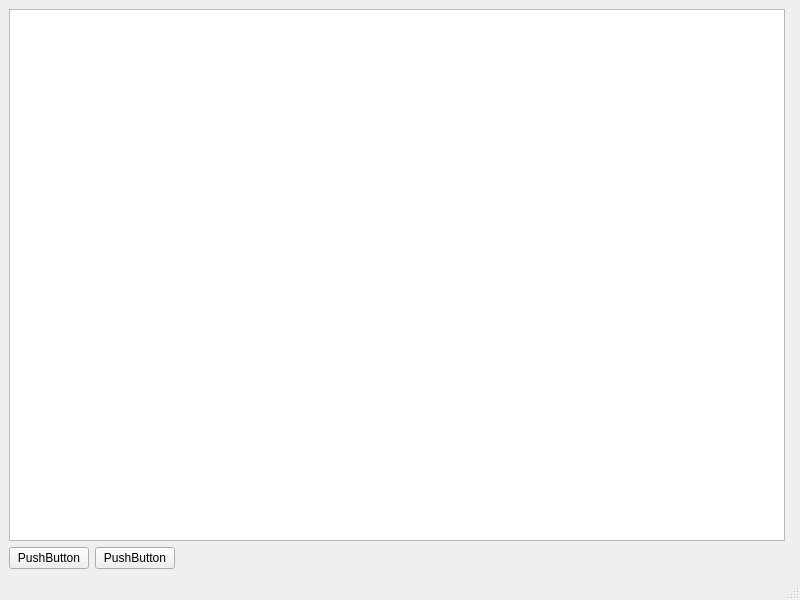
Before: the Qt Designer form Worksheet6/VRBaseStation/mainwindow.ui in v1nc3ntn/2025_20657524, drawn with Qt 5.
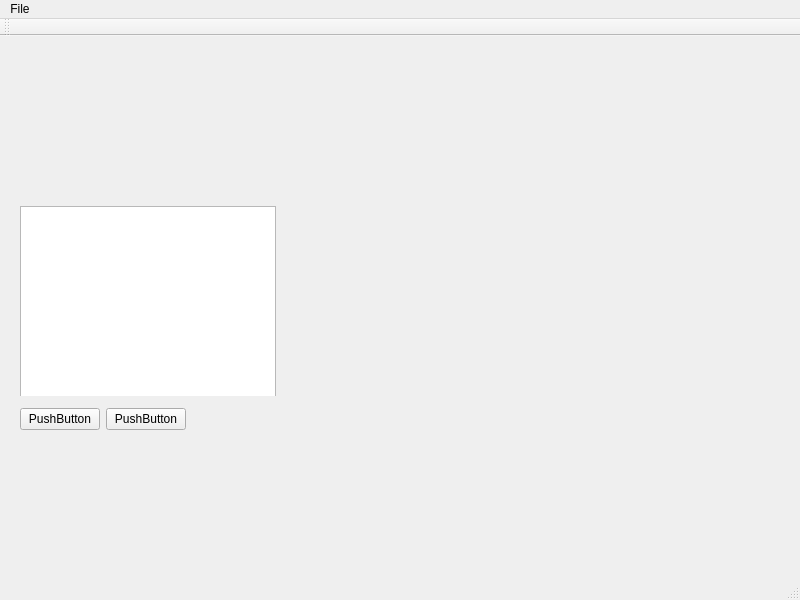
After: the same form once the commit is applied. Icons and pictures are not drawn.

Diff of the .ui file:
```diff
--- a/Worksheet6/VRBaseStation/mainwindow.ui
+++ b/Worksheet6/VRBaseStation/mainwindow.ui
@@ -20,18 +20,15 @@
      <verstretch>0</verstretch>
     </sizepolicy>
    </property>
-   <layout class="QVBoxLayout" name="verticalLayout">
-    <item>
-     <layout class="QHBoxLayout" name="horizontalLayout">
-      <item>
-       <widget class="QTreeView" name="treeView"/>
-      </item>
-      <item>
-       <widget class="QWidget" name="widget" native="true"/>
-      </item>
-     </layout>
-    </item>
-    <item>
+   <widget class="QWidget" name="layoutWidget">
+    <property name="geometry">
+     <rect>
+      <x>20</x>
+      <y>370</y>
+      <width>204</width>
+      <height>26</height>
+     </rect>
+    </property>
      <layout class="QHBoxLayout" name="horizontalLayout_2">
       <item>
        <widget class="QPushButton" name="pushButton">
@@ -61,8 +58,33 @@
        </spacer>
       </item>
      </layout>
-    </item>
-   </layout>
+   </widget>
+   <widget class="QWidget" name="layoutWidget">
+    <property name="geometry">
+     <rect>
+      <x>20</x>
+      <y>150</y>
+      <width>258</width>
+      <height>210</height>
+     </rect>
+    </property>
+    <layout class="QVBoxLayout" name="verticalLayout">
+     <item>
+      <widget class="QWidget" name="widget" native="true">
+       <widget class="QTreeView" name="treeView">
+        <property name="geometry">
+         <rect>
+          <x>0</x>
+          <y>20</y>
+          <width>256</width>
+          <height>192</height>
+         </rect>
+        </property>
+       </widget>
+      </widget>
+     </item>
+    </layout>
+   </widget>
   </widget>
   <widget class="QMenuBar" name="menubar">
    <property name="geometry">
@@ -73,9 +95,41 @@
      <height>22</height>
     </rect>
    </property>
+   <widget class="QMenu" name="menuFile">
+    <property name="title">
+     <string>File</string>
+    </property>
+    <addaction name="actionOpen_File"/>
+   </widget>
+   <addaction name="menuFile"/>
   </widget>
   <widget class="QStatusBar" name="statusbar"/>
- </widget>
- <resources/>
+  <widget class="QToolBar" name="toolBar_3">
+   <property name="windowTitle">
+    <string>toolBar_3</string>
+   </property>
+   <attribute name="toolBarArea">
+    <enum>TopToolBarArea</enum>
+   </attribute>
+   <attribute name="toolBarBreak">
+    <bool>false</bool>
+   </attribute>
+  </widget>
+  <action name="actionOpen_File">
+   <property name="icon">
+    <iconset resource="icons.qrc">
+     <normaloff>:/New folder/fileopen.png</normaloff>:/New folder/fileopen.png</iconset>
+   </property>
+   <property name="text">
+    <string>Open File</string>
+   </property>
+   <property name="menuRole">
+    <enum>QAction::MenuRole::NoRole</enum>
+   </property>
+  </action>
+ </widget>
+ <resources>
+  <include location="icons.qrc"/>
+ </resources>
  <connections/>
 </ui>
```
Lines whose indentation alone changed are shown as unchanged.
